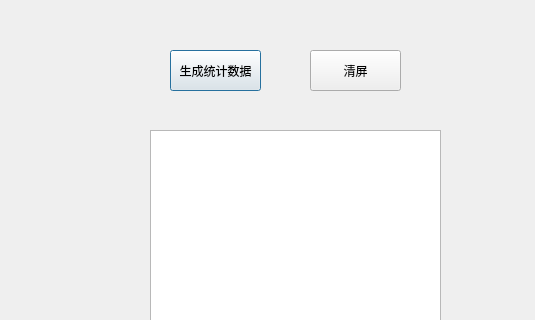
Qt form RecordSource/dialog.ui (yaojiang375/TimeRecord) before a commit; both pictures show x 0 to 535 and y 0 to 320 of the 640 by 480 pixel window.
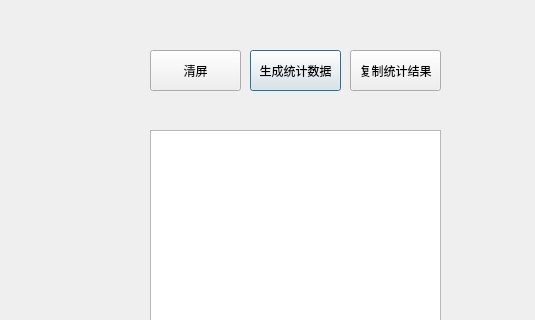
The same form after that commit.

Patch:
```diff
--- a/RecordSource/dialog.ui
+++ b/RecordSource/dialog.ui
@@ -16,7 +16,7 @@
   <widget class="QPushButton" name="reset">
    <property name="geometry">
     <rect>
-     <x>170</x>
+     <x>250</x>
      <y>50</y>
      <width>91</width>
      <height>41</height>
@@ -65,7 +65,7 @@
   <widget class="QPushButton" name="pushButton_2">
    <property name="geometry">
     <rect>
-     <x>310</x>
+     <x>150</x>
      <y>50</y>
      <width>91</width>
      <height>41</height>
@@ -75,6 +75,19 @@
     <string>清屏</string>
    </property>
   </widget>
+  <widget class="QPushButton" name="copyButton">
+   <property name="geometry">
+    <rect>
+     <x>350</x>
+     <y>50</y>
+     <width>91</width>
+     <height>41</height>
+    </rect>
+   </property>
+   <property name="text">
+    <string>复制统计结果</string>
+   </property>
+  </widget>
  </widget>
  <resources/>
  <connections/>
```
